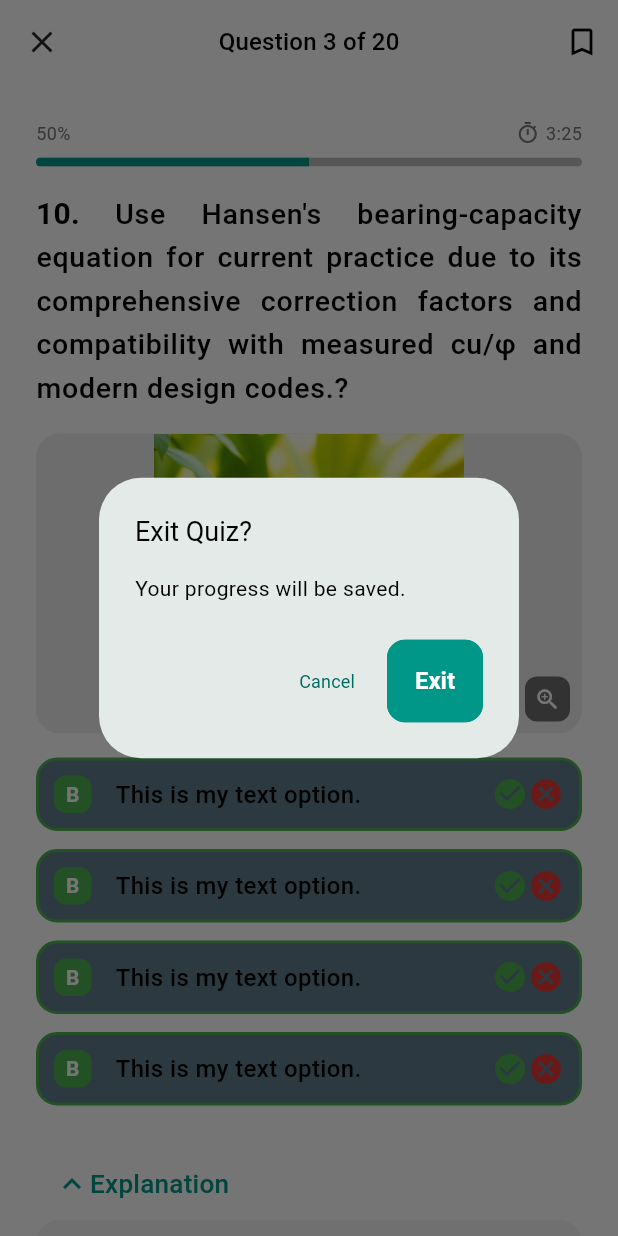
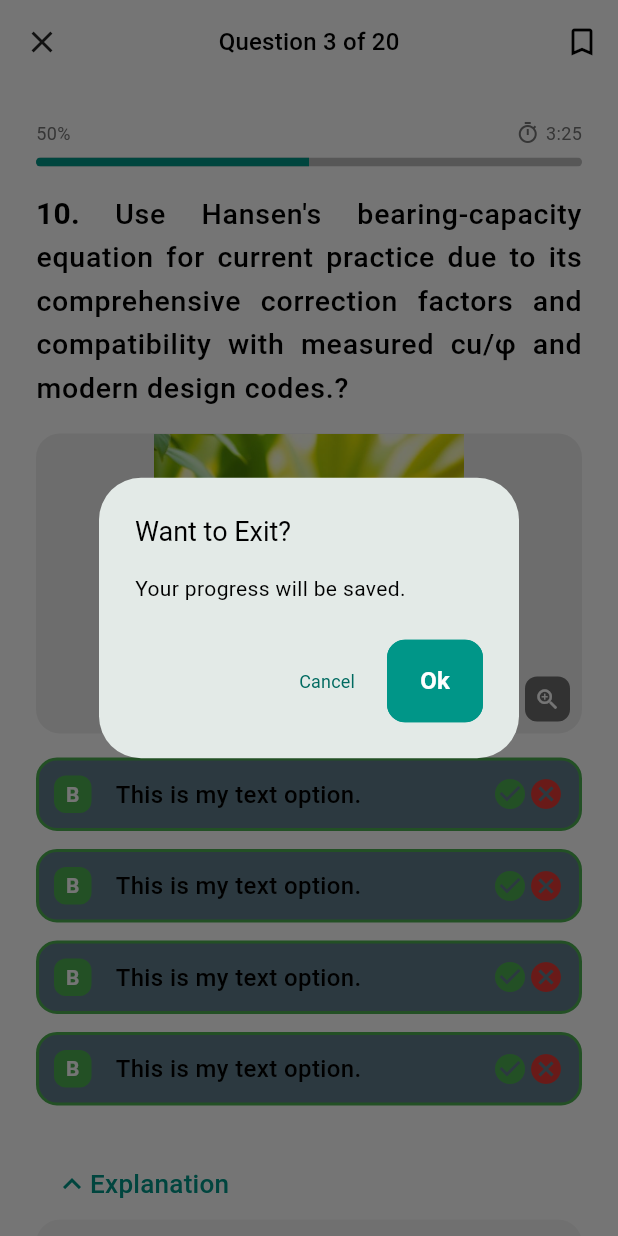
Before and after one commit to Abrom-code/matricmate, a Flutter app: the QuestionScreen screen opened directly with empty values, after a tap on the "close" icon, on a phone screen of 412 x 824 dp. Run offline on Flutter 3.47's test engine with Material 3 defaults, Android fonts, the phone set to English and light mode, and no system bars; our stand-ins replace connectivity_plus, get, get_storage, logger, smooth_page_indicator, sqflite and 1 more; missing offline and left inert: linear_progress_bar; accounts and stored records are empty; Roboto replaces fonts that are missing (Poppins).

Commit message:
update the dialog design

```diff
--- a/lib/features/exam/screens/question/question.dart
+++ b/lib/features/exam/screens/question/question.dart
@@ -1,11 +1,13 @@
 import 'package:flutter/material.dart';
+import 'package:get/get.dart';
 import 'package:matricmate/common/widgets/appbar/appbar.dart';
+import 'package:matricmate/features/exam/controllers/question_controller.dart';
 import 'package:matricmate/features/exam/screens/question/widgets/normal_questions_section.dart';
 import 'package:matricmate/utils/constants/colors.dart';
 import 'package:matricmate/utils/constants/sizes.dart';
 import 'package:matricmate/utils/helpers/helper_functions.dart';
 
-class QuestionScreen extends StatelessWidget {
+class QuestionScreen extends GetView<QuestionController> {
   const QuestionScreen({
     super.key,
     required this.type,
@@ -13,7 +15,8 @@ class QuestionScreen extends StatelessWidget {
     required this.subjectId,
     this.grade,
     this.chapterId,
-    required this.title, this.testId,
+    required this.title,
+    this.testId,
   });
   final String type;
   final String? subject;
@@ -32,13 +35,29 @@ class QuestionScreen extends StatelessWidget {
         if (didPop) return;
 
         // Call your static method here
-        AppHelperFuntions.showExitDialog(context);
+        AppHelperFuntions.showAppDialog(
+          context,
+          "Want to Exit?",
+          "Your progress will be saved.",
+          () {
+            Navigator.pop(context);
+            Navigator.pop(context);
+          },
+        );
       },
       child: Scaffold(
         appBar: Appbar(
           leadingIcon: Icons.close,
           leadingIconColor: !dark ? AppColors.dark : AppColors.light,
-          leadingOnPressed: () => AppHelperFuntions.showExitDialog(context),
+          leadingOnPressed: () => AppHelperFuntions.showAppDialog(
+            context,
+            "Want to Exit?",
+            "Your progress will be saved.",
+            () {
+              Navigator.pop(context);
+              Navigator.pop(context);
+            },
+          ),
           title: Text(
             "Question 3 of 20",
             style: Theme.of(context).textTheme.titleMedium,
--- a/lib/utils/helpers/helper_functions.dart
+++ b/lib/utils/helpers/helper_functions.dart
@@ -53,24 +53,23 @@ class AppHelperFuntions {
     );
   }
 
-  static void showExitDialog(BuildContext context) {
+  static void showAppDialog(
+    BuildContext context,
+    String title,
+    String message,
+    VoidCallback onOkPressed,
+  ) {
     showDialog(
       context: context,
       builder: (context) => AlertDialog(
-        title: const Text('Exit Quiz?'),
-        content: const Text('Your progress will be saved.'),
+        title:  Text(title),
+        content:  Text(message),
         actions: [
           TextButton(
             onPressed: () => Navigator.pop(context),
             child: const Text('Cancel'),
           ),
-          ElevatedButton(
-            onPressed: () {
-              Navigator.pop(context);
-              Navigator.pop(context);
-            },
-            child: const Text('Exit'),
-          ),
+          ElevatedButton(onPressed: onOkPressed, child: const Text('Ok')),
         ],
       ),
     );
```
Also changed, not shown: lib/features/exam/screens/tests_list/tests_list.dart (+6 -2 lines).
